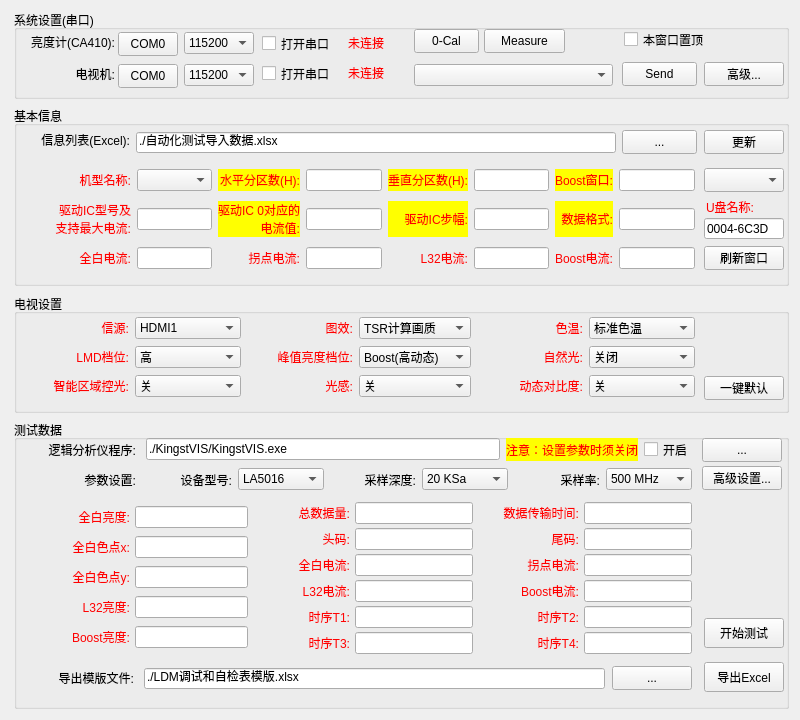
The window that TCLAutoTestTool/MainWindow.ui (wlffeng2008/TCLAutoTest) describes before a commit, drawn with Qt 5.
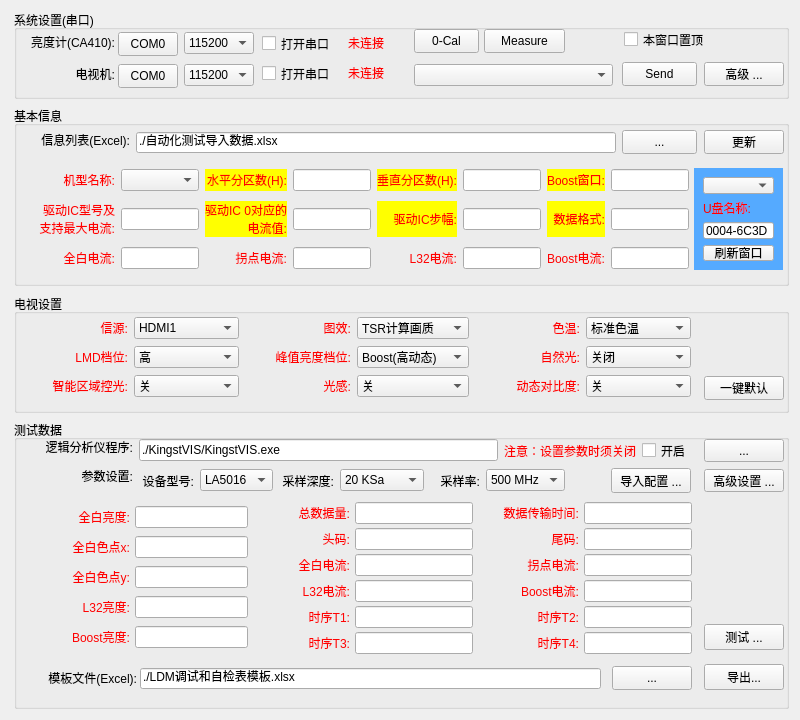
The same window after the commit.

The edit to the form file:
```diff
--- a/TCLAutoTestTool/MainWindow.ui
+++ b/TCLAutoTestTool/MainWindow.ui
@@ -94,9 +94,9 @@
     <widget class="QWidget" name="layoutWidget">
      <property name="geometry">
       <rect>
-       <x>41</x>
+       <x>25</x>
        <y>59</y>
-       <width>640</width>
+       <width>650</width>
        <height>111</height>
       </rect>
      </property>
@@ -307,63 +307,54 @@
       </item>
      </layout>
     </widget>
-    <widget class="QComboBox" name="comboBoxWindows">
+    <widget class="QFrame" name="FrameExtras">
      <property name="geometry">
       <rect>
-       <x>690</x>
+       <x>680</x>
        <y>62</y>
-       <width>80</width>
-       <height>24</height>
-      </rect>
-     </property>
-     <property name="maxVisibleItems">
-      <number>30</number>
-     </property>
-    </widget>
-    <widget class="QLabel" name="label_16">
-     <property name="geometry">
-      <rect>
-       <x>692</x>
-       <y>90</y>
-       <width>53</width>
-       <height>21</height>
+       <width>89</width>
+       <height>102</height>
       </rect>
      </property>
      <property name="styleSheet">
-      <string notr="true">color: rgb(255, 0, 0);</string>
+      <string notr="true">#FrameExtras{background-color: rgb(85, 170, 255);}</string>
      </property>
-     <property name="text">
-      <string>U盘名称:</string>
-     </property>
-     <property name="alignment">
-      <set>Qt::AlignmentFlag::AlignLeading|Qt::AlignmentFlag::AlignLeft|Qt::AlignmentFlag::AlignVCenter</set>
-     </property>
-    </widget>
-    <widget class="QLineEdit" name="lineEditUDisk">
-     <property name="geometry">
-      <rect>
-       <x>690</x>
-       <y>112</y>
-       <width>80</width>
-       <height>21</height>
-      </rect>
-     </property>
-     <property name="text">
-      <string>0004-6C3D</string>
-     </property>
-    </widget>
-    <widget class="QPushButton" name="pushButtonShowImage">
-     <property name="geometry">
-      <rect>
-       <x>690</x>
-       <y>140</y>
-       <width>80</width>
-       <height>24</height>
-      </rect>
-     </property>
-     <property name="text">
-      <string>刷新窗口</string>
-     </property>
+     <layout class="QVBoxLayout" name="verticalLayout">
+      <item>
+       <widget class="QComboBox" name="comboBoxWindows">
+        <property name="maxVisibleItems">
+         <number>30</number>
+        </property>
+       </widget>
+      </item>
+      <item>
+       <widget class="QLabel" name="label_16">
+        <property name="styleSheet">
+         <string notr="true">color: rgb(255, 0, 0);</string>
+        </property>
+        <property name="text">
+         <string>U盘名称:</string>
+        </property>
+        <property name="alignment">
+         <set>Qt::AlignmentFlag::AlignLeading|Qt::AlignmentFlag::AlignLeft|Qt::AlignmentFlag::AlignVCenter</set>
+        </property>
+       </widget>
+      </item>
+      <item>
+       <widget class="QLineEdit" name="lineEditUDisk">
+        <property name="text">
+         <string>0004-6C3D</string>
+        </property>
+       </widget>
+      </item>
+      <item>
+       <widget class="QPushButton" name="pushButtonShowImage">
+        <property name="text">
+         <string>刷新窗口</string>
+        </property>
+       </widget>
+      </item>
+     </layout>
     </widget>
    </widget>
    <widget class="QGroupBox" name="groupBox2">
@@ -396,7 +387,7 @@
       <rect>
        <x>9</x>
        <y>22</y>
-       <width>672</width>
+       <width>668</width>
        <height>85</height>
       </rect>
      </property>
@@ -779,9 +770,9 @@
     <widget class="QLabel" name="label_37">
      <property name="geometry">
       <rect>
-       <x>19</x>
-       <y>52</y>
-       <width>103</width>
+       <x>68</x>
+       <y>48</y>
+       <width>51</width>
        <height>16</height>
       </rect>
      </property>
@@ -796,26 +787,26 @@
      <property name="geometry">
       <rect>
        <x>690</x>
-       <y>198</y>
+       <y>204</y>
        <width>80</width>
-       <height>30</height>
+       <height>26</height>
       </rect>
      </property>
      <property name="text">
-      <string>开始测试</string>
+      <string>测试 ...</string>
      </property>
     </widget>
     <widget class="QPushButton" name="pushButtonExcel">
      <property name="geometry">
       <rect>
        <x>690</x>
-       <y>242</y>
+       <y>244</y>
        <width>80</width>
-       <height>30</height>
+       <height>26</height>
       </rect>
      </property>
      <property name="text">
-      <string>导出Excel</string>
+      <string>导出...</string>
      </property>
     </widget>
     <widget class="QWidget" name="layoutWidget">
@@ -1172,22 +1163,34 @@
     <widget class="QPushButton" name="pushButtonSPISet">
      <property name="geometry">
       <rect>
-       <x>688</x>
-       <y>46</y>
+       <x>690</x>
+       <y>49</y>
        <width>80</width>
-       <height>24</height>
+       <height>23</height>
       </rect>
      </property>
+     <property name="minimumSize">
+      <size>
+       <width>80</width>
+       <height>0</height>
+      </size>
+     </property>
+     <property name="maximumSize">
+      <size>
+       <width>80</width>
+       <height>16777215</height>
+      </size>
+     </property>
      <property name="text">
-      <string>高级设置...</string>
+      <string>高级设置 ...</string>
      </property>
     </widget>
     <widget class="QLabel" name="label_55">
      <property name="geometry">
       <rect>
-       <x>21</x>
-       <y>22</y>
-       <width>101</width>
+       <x>32</x>
+       <y>19</y>
+       <width>87</width>
        <height>16</height>
       </rect>
      </property>
@@ -1201,12 +1204,24 @@
     <widget class="QPushButton" name="pushButtonFindKIS">
      <property name="geometry">
       <rect>
-       <x>688</x>
-       <y>18</y>
+       <x>690</x>
+       <y>19</y>
        <width>80</width>
-       <height>24</height>
+       <height>23</height>
       </rect>
      </property>
+     <property name="minimumSize">
+      <size>
+       <width>80</width>
+       <height>0</height>
+      </size>
+     </property>
+     <property name="maximumSize">
+      <size>
+       <width>80</width>
+       <height>16777215</height>
+      </size>
+     </property>
      <property name="text">
       <string>...</string>
      </property>
@@ -1227,14 +1242,14 @@
     <widget class="QLabel" name="label_56">
      <property name="geometry">
       <rect>
-       <x>21</x>
+       <x>6</x>
        <y>250</y>
-       <width>99</width>
+       <width>117</width>
        <height>16</height>
       </rect>
      </property>
      <property name="text">
-      <string>导出模版文件:</string>
+      <string>模板文件(Excel):</string>
      </property>
      <property name="alignment">
       <set>Qt::AlignmentFlag::AlignRight|Qt::AlignmentFlag::AlignTrailing|Qt::AlignmentFlag::AlignVCenter</set>
@@ -1243,26 +1258,29 @@
     <widget class="QLineEdit" name="lineEditInfoFile_3">
      <property name="geometry">
       <rect>
-       <x>130</x>
+       <x>126</x>
        <y>248</y>
        <width>461</width>
        <height>21</height>
       </rect>
      </property>
      <property name="text">
-      <string>./LDM调试和自检表模版.xlsx</string>
+      <string>./LDM调试和自检表模板.xlsx</string>
      </property>
     </widget>
-    <widget class="QWidget" name="">
+    <widget class="QWidget" name="layoutWidget">
      <property name="geometry">
       <rect>
-       <x>132</x>
+       <x>125</x>
        <y>48</y>
-       <width>546</width>
-       <height>23</height>
+       <width>552</width>
+       <height>25</height>
       </rect>
      </property>
      <layout class="QHBoxLayout" name="horizontalLayout_2">
+      <property name="rightMargin">
+       <number>0</number>
+      </property>
       <item>
        <widget class="QLabel" name="label_58">
         <property name="text">
@@ -1488,18 +1506,44 @@
         </item>
        </widget>
       </item>
+      <item>
+       <spacer name="horizontalSpacer_2">
+        <property name="orientation">
+         <enum>Qt::Orientation::Horizontal</enum>
+        </property>
+        <property name="sizeType">
+         <enum>QSizePolicy::Policy::Fixed</enum>
+        </property>
+        <property name="sizeHint" stdset="0">
+         <size>
+          <width>40</width>
+          <height>20</height>
+         </size>
+        </property>
+       </spacer>
+      </item>
+      <item>
+       <widget class="QPushButton" name="pushButtonLoadConfig">
+        <property name="text">
+         <string>导入配置 ...</string>
+        </property>
+       </widget>
+      </item>
      </layout>
     </widget>
-    <widget class="QWidget" name="">
+    <widget class="QWidget" name="layoutWidget">
      <property name="geometry">
       <rect>
-       <x>132</x>
-       <y>18</y>
-       <width>547</width>
+       <x>125</x>
+       <y>19</y>
+       <width>552</width>
        <height>23</height>
       </rect>
      </property>
      <layout class="QHBoxLayout" name="horizontalLayout_3">
+      <property name="rightMargin">
+       <number>0</number>
+      </property>
       <item>
        <widget class="QLineEdit" name="lineEditKingstKIS">
         <property name="text">
@@ -1510,8 +1554,7 @@
       <item>
        <widget class="QLabel" name="label_57">
         <property name="styleSheet">
-         <string notr="true">background-color: rgb(255, 255, 0);
-color: rgb(255, 0, 0);</string>
+         <string notr="true">color: rgb(255, 0, 0);</string>
         </property>
         <property name="text">
          <string>注意：设置参数时须关闭</string>
@@ -1845,7 +1888,7 @@
       </rect>
      </property>
      <property name="text">
-      <string>高级...</string>
+      <string>高级 ...</string>
      </property>
     </widget>
    </widget>
```
Left out of the diff: 4 changed lines with no effect on the pictures.
